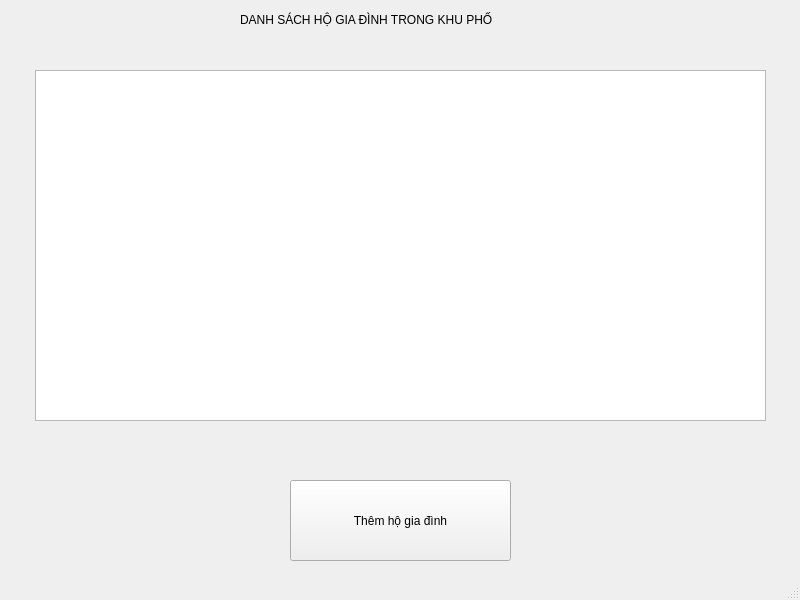
The window that mainwindow.ui (Cuongnguyen1702/RMQT) describes before a commit, drawn with Qt 5.
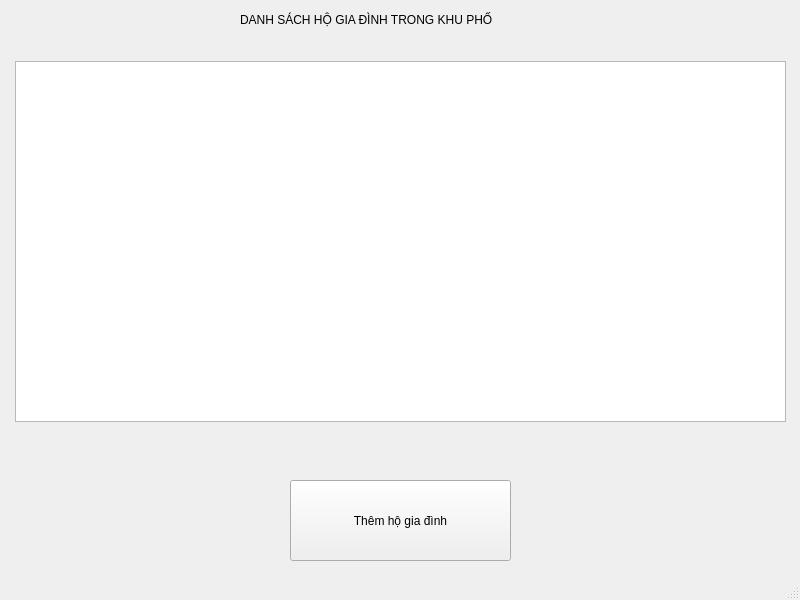
The same window after the commit.

```diff
--- a/mainwindow.ui
+++ b/mainwindow.ui
@@ -70,18 +70,15 @@
      <number>1</number>
     </property>
    </widget>
-   <widget class="QTableView" name="FamilyTableView">
+   <widget class="QTableWidget" name="FamilyTableWidget">
     <property name="geometry">
      <rect>
-      <x>35</x>
-      <y>70</y>
-      <width>731</width>
-      <height>351</height>
+      <x>15</x>
+      <y>61</y>
+      <width>771</width>
+      <height>361</height>
      </rect>
     </property>
-    <property name="gridStyle">
-     <enum>Qt::PenStyle::DashLine</enum>
-    </property>
    </widget>
   </widget>
   <widget class="QStatusBar" name="statusbar"/>
```
